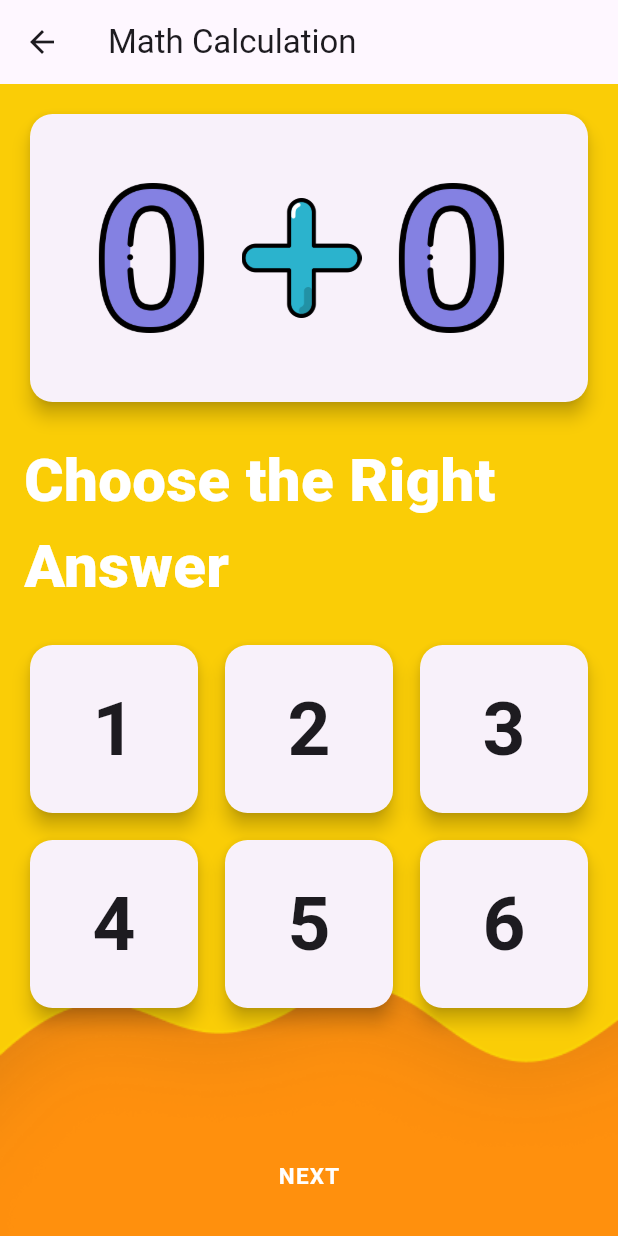
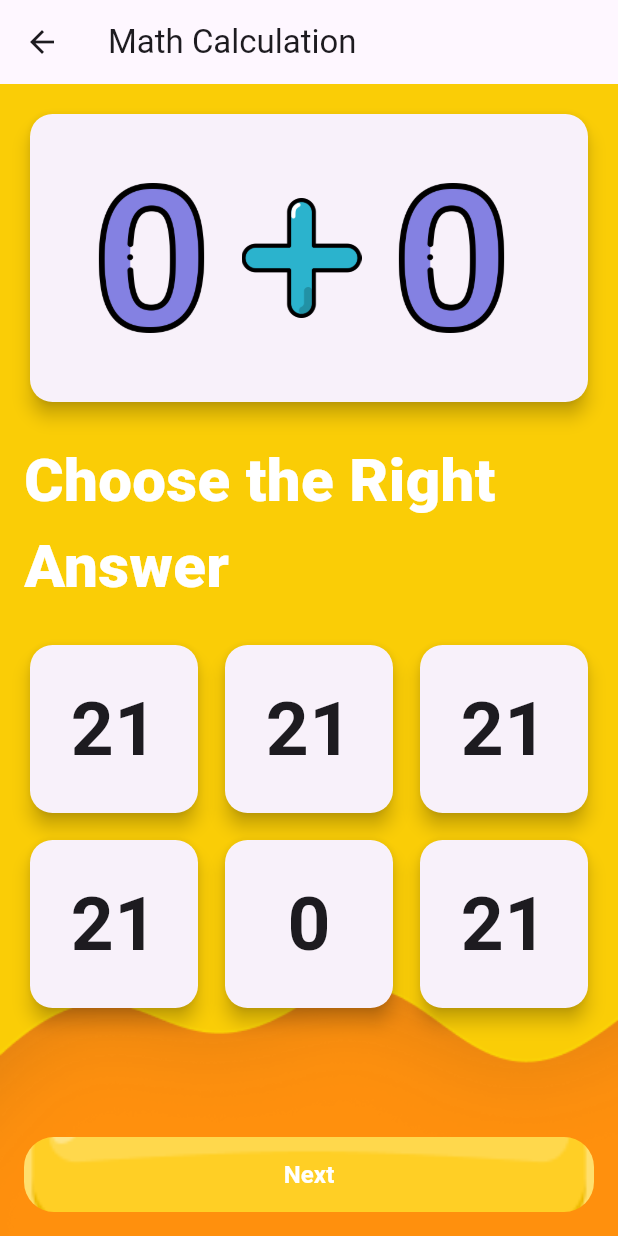
Before and after one commit to rouass/kidsappFlutterProject, a Flutter app: the MathScreenPage screen opened by its route, after a tap on "Addition", on a phone screen of 412 x 824 dp. Run offline on Flutter 3.47's test engine with Material 3 defaults, Android fonts, the phone set to English and light mode, and no system bars; our stand-ins replace audioplayers, fluttertoast, timeline_tile; Roboto replaces fonts that are missing (Seymour One).

Commit message:
Win and loose integration

```diff
--- a/lib/main.dart
+++ b/lib/main.dart
@@ -33,6 +33,8 @@ class MyApp extends StatelessWidget {
         LearnAlphabet.routeName:(context) =>LearnAlphabet(),
         LookAndChoose.routeName: (context)=>StepperAct(),
       },
+      debugShowCheckedModeBanner: false,
+
 
     );
   }
--- a/lib/ui/Math/mathCalculationScreen.dart
+++ b/lib/ui/Math/mathCalculationScreen.dart
@@ -1,28 +1,172 @@
+import 'dart:math';
 import 'package:flutter/material.dart';
-import '../../constants/color.dart';
 import '../../widgets/CustomButton.dart';
 import '../../widgets/NumberCard.dart';
 import '../../widgets/NumberGenerator.dart';
+import '../../widgets/WiningCard.dart';
 import 'MathOperationArguments.dart';
+import 'package:fluttertoast/fluttertoast.dart';
 
-class MathCalculationScreen extends StatelessWidget {
+class MathCalculationScreen extends StatefulWidget {
   static final String routeName = '/mathCalculation';
 
   @override
+  _MathCalculationScreenState createState() => _MathCalculationScreenState();
+}
+
+class _MathCalculationScreenState extends State<MathCalculationScreen> {
+  int? _randomNumber1;
+  int? _randomNumber2;
+  String? _symbol;
+  int? result=0;
+
+  @override
+  void didChangeDependencies() {
+    super.didChangeDependencies();
+    _generateRandomNumbers();
+  }
+  void checkAnswer(int selectedNumber) {
+    if (selectedNumber == result) {
+      // Display winning card if the selected number is correct
+      showDialog(
+        context: context,
+        builder: (BuildContext context) {
+          return AlertDialog(
+            content: WiningCard(
+              imagePath: 'assets/HappyOwl.png',
+              message: 'You Won!',
+              isAnswerPresent: true, // or false based on your logic
+              onNextPressed: () {
+                Navigator.pop(context); // Close the dialog
+              },
+            ),
+          );
+        },
+      );
+    } else {
+      // Display losing card if the selected number is incorrect
+      showDialog(
+        context: context,
+        builder: (BuildContext context) {
+          return AlertDialog(
+            content: WiningCard(
+              imagePath: 'assets/cryingOwl.png',
+              message: 'Try Again!',
+              isAnswerPresent: false, // or true based on your logic
+              onNextPressed: () {
+                Navigator.pop(context); // Close the dialog
+              },
+            ),
+          );
+        },
+      );
+    }
+  }
+
+  void _generateRandomNumbers() {
+    final args = ModalRoute.of(context)!.settings.arguments as MathOperationArguments;
+
+    if (args != null) {
+      setState(() {
+        _randomNumber1 = Random().nextInt(10);
+        _randomNumber2 = Random().nextInt(10);
+        _symbol = args.symbol;
+        calculateResult(_randomNumber1!, _randomNumber2!, _symbol!);
+      });
+    } else {
+      // Show an error message to the user
+      showDialog(
+        context: context,
+        builder: (BuildContext context) {
+          return AlertDialog(
+            title: Text("Error"),
+            content: Text("Invalid arguments provided"),
+            actions: [
+              TextButton(
+                onPressed: () {
+                  Navigator.pop(context);
+                },
+                child: Text("OK"),
+              ),
+            ],
+          );
+        },
+      );
+    }
+  }
+
+
+  String getImagePath(String symbol) {
+    switch (symbol) {
+      case '+':
+        return 'assets/plus.png';
+      case '-':
+        return 'assets/minus.png';
+      case '*':
+        return 'assets/multiplication.png';
+      case '/':
+        return 'assets/percent.png';
+      default:
+        return 'assets/default.png'; // Default image path
+    }
+  }
+
+  void calculateResult(int number1, int number2, String symbol) {
+    switch (symbol) {
+      case '+':
+        result = number1 + number2;
+        break;
+      case '-':
+        result = number1 - number2;
+        break;
+      case '*':
+        result = number1 * number2;
+        break;
+      case '/':
+        if (number2 != 0) {
+          result = number1 ~/ number2;
+        } else {
+          throw Exception('Division by zero');
+        }
+        break;
+      default:
+        throw Exception('Invalid symbol');
+    }
+  }
+  void displayResultToast(int? result) {
+    if (result != null) {
+      Fluttertoast.showToast(
+        msg: 'Result: $result',
+        toastLength: Toast.LENGTH_SHORT,
+        gravity: ToastGravity.BOTTOM,
+        timeInSecForIosWeb: 1,
+        backgroundColor: Colors.grey[800],
+        textColor: Colors.white,
+        fontSize: 16.0,
+      );
+    }
+  }
+
+  @override
   Widget build(BuildContext context) {
-    // Receive parameters
-    final MathOperationArguments args =
-        ModalRoute.of(context)!.settings.arguments as MathOperationArguments;
+    List<int> numbers = List.generate(5, (index) {
+      int randomNumber;
+      do {
+        randomNumber = Random().nextInt(100) + 1;
+      } while (randomNumber == result);
+      return randomNumber;
+    });
 
+    int resultIndex = Random().nextInt(numbers.length + 1);
+    numbers.insert(resultIndex, result ?? 0);
     return Scaffold(
       appBar: AppBar(
-        title: Text('Math Calculation'), // Change the title dynamically
+        title: Text('Math Calculation'),
       ),
       body: Container(
         decoration: BoxDecoration(
           image: DecorationImage(
-            image:
-                AssetImage('assets/bgSecond.png'), // Set the background image
+            image: AssetImage('assets/bgSecond.png'),
             fit: BoxFit.cover,
           ),
         ),
@@ -31,7 +175,7 @@ class MathCalculationScreen extends StatelessWidget {
           crossAxisAlignment: CrossAxisAlignment.stretch,
           children: [
             SizedBox(
-          height: 200, // Set the height of the calculation box
+              height: 200,
               child: Card(
                 elevation: 5,
                 shape: RoundedRectangleBorder(
@@ -42,21 +186,29 @@ class MathCalculationScreen extends StatelessWidget {
                   child: Column(
                     mainAxisAlignment: MainAxisAlignment.center,
                     children: [
-
                       SingleChildScrollView(
                         scrollDirection: Axis.horizontal,
                         child: Row(
                           mainAxisAlignment: MainAxisAlignment.center,
                           children: [
-                        NumberGenerator(),
-                        SizedBox(width: 10),
-                        Image.asset(
-                          'assets/plus.png', // Corrected path to the image for plus
-                          height: 80, // Set the height of the image
-                          width: 80, // Set the width of the image
+                            if (_randomNumber1 != null)
+                              NumberGenerator(
+                                key: UniqueKey(),
+                                number: _randomNumber1!,
                               ),
                             SizedBox(width: 10),
-                        NumberGenerator(),
+                            if (_symbol != null)
+                              Image.asset(
+                                getImagePath(_symbol!),
+                                height: 80,
+                                width: 80,
+                              ),
+                            SizedBox(width: 10),
+                            if (_randomNumber2 != null)
+                              NumberGenerator(
+                                key: UniqueKey(),
+                                number: _randomNumber2!,
+                              ),
                             SizedBox(width: 10),
                             // You can display the result here
                           ],
@@ -77,26 +229,25 @@ class MathCalculationScreen extends StatelessWidget {
             SizedBox(height: 20),
             Expanded(
               child: GridView.count(
-                crossAxisCount: 3, // Number of columns in the grid
-                childAspectRatio: 1, // Aspect ratio of each item
-                crossAxisSpacing: 10, // Spacing between columns
-                mainAxisSpacing: 10, // Spacing between rows
+                crossAxisCount: 3,
+                childAspectRatio: 1,
+                crossAxisSpacing: 10,
+                mainAxisSpacing: 10,
                 children: [
-                  NumberCard(number: 1),
-                  NumberCard(number: 2),
-                  NumberCard(number: 3),
-                  NumberCard(number: 4),
-                  NumberCard(number: 5),
-                  NumberCard(number: 6),
-                  // Add more NumberCard widgets as needed
+                  for (int i = 0; i < 6; i++)
+                    NumberCard(number: numbers[i], onTap: (selectedNumber) {
+                      // Check the selected number when a card is tapped
+                      checkAnswer(selectedNumber);
+                    },),
+
                 ],
               ),
             ),
             CustomButton(
               text: 'Next',
-              // Text for the button
               onPressed: () {
-                // Handle button press (e.g., navigate to the next screen)
+                calculateResult(_randomNumber1!, _randomNumber2!, _symbol!);
+                _generateRandomNumbers();
               },
 
             ),
--- a/lib/widgets/CustomButton.dart
+++ b/lib/widgets/CustomButton.dart
@@ -12,29 +12,38 @@ class CustomButton extends StatelessWidget {
 
   @override
   Widget build(BuildContext context) {
-    return ElevatedButton(
-      onPressed: onPressed,
-      style: ElevatedButton.styleFrom(
-        foregroundColor: Colors.white,
-        backgroundColor: Color(0xFFCF25), // Text color
-        padding: EdgeInsets.symmetric(vertical: 13, horizontal: 16),
-        shape: RoundedRectangleBorder(
-          borderRadius: BorderRadius.circular(16),
-          side: BorderSide(
-            color: Color(0xFFDF6D), // Border color
-            width: 10, // Border width
+    return SizedBox(
+      height: 50,
+      child: ElevatedButton(
+        onPressed: onPressed,
+        style: ElevatedButton.styleFrom(
+          backgroundColor: Colors.transparent, // Make button transparent
+          padding: EdgeInsets.zero, // Remove default padding
+          shape: RoundedRectangleBorder(
+            borderRadius: BorderRadius.circular(20.0),
           ),
+          elevation: 0, // No elevation
+          shadowColor: Colors.transparent, // No shadow
         ),
-        elevation: 5, // Add elevation for shadow
-        shadowColor: Color(0xFFD84C), // Shadow color
-      ),
-      child: Text(
-        text.toUpperCase(),
-        style: TextStyle(
-          fontSize: 15,
-          fontWeight: FontWeight.bold,
-          letterSpacing: 0.8,
-          fontFamily: 'Seymour One', // You may need to adjust the font family
+        child: Ink(
+          decoration: BoxDecoration(
+            image: DecorationImage(
+              image: AssetImage("assets/btn.png"),
+              fit: BoxFit.cover,
+            ),
+            borderRadius: BorderRadius.circular(20.0),
+          ),
+          child: Container(
+            alignment: Alignment.center,
+            child: Text(
+              text,
+              style: TextStyle(
+                color: Colors.white,
+                fontSize: 16,
+                fontWeight: FontWeight.bold,
+              ),
+            ),
+          ),
         ),
       ),
     );
--- a/lib/widgets/NumberCard.dart
+++ b/lib/widgets/NumberCard.dart
@@ -3,8 +3,10 @@ import 'package:flutter/material.dart';
 
 class NumberCard extends StatelessWidget {
   final int number;
+  final Function(int) onTap;
 
-  NumberCard({required this.number});
+
+  NumberCard({required this.number,required this.onTap});
 
   @override
   Widget build(BuildContext context) {
@@ -15,7 +17,7 @@ class NumberCard extends StatelessWidget {
       ),
       child: InkWell(
         onTap: () {
-          // Handle number selection (e.g., check if the answer is correct)
+          onTap(number);
         },
         child: Container(
           width: 100,
--- a/lib/widgets/NumberGenerator.dart
+++ b/lib/widgets/NumberGenerator.dart
@@ -1,21 +1,12 @@
-import 'dart:math';
 import 'package:flutter/material.dart';
 
-class NumberGenerator extends StatefulWidget {
-  const NumberGenerator({super.key});
+class NumberGenerator extends StatelessWidget {
+  final int number;
 
-  @override
-  _NumberGeneratorState createState() => _NumberGeneratorState();
-}
-
-class _NumberGeneratorState extends State<NumberGenerator> {
-  int _randomNumber = 0;
-
-  void _generateRandomNumber() {
-    setState(() {
-      _randomNumber = Random().nextInt(10); // Generates a random number between 0 and 9
-    });
-  }
+  const NumberGenerator({
+    Key? key,
+    required this.number,
+  }) : super(key: key);
 
   @override
   Widget build(BuildContext context) {
@@ -23,10 +14,11 @@ class _NumberGeneratorState extends State<NumberGenerator> {
       mainAxisAlignment: MainAxisAlignment.center,
       children: [
         Image.asset(
-          'assets/number_$_randomNumber.png', // Path to the randomly generated image
+          'assets/number_$number.png', // Path to the first number image
           height: 100,
           width: 100,
         ),
+
       ],
     );
   }
--- a/pubspec.yaml
+++ b/pubspec.yaml
@@ -38,6 +38,7 @@ dependencies:
   audioplayers: ^5.2.1
   flutter_bloc: ^8.1.5
   timeline_tile: ^2.0.0
+  fluttertoast: ^8.2.5
 
 dev_dependencies:
   flutter_test:
```
Also changed, not shown: lib/HomeScreen.dart (+4 -4 lines), lib/widgets/NavigationCard.dart (+16 -7 lines), lib/widgets/WiningCard.dart (added, +60 -0 lines), assets/btn.png, pubspec.lock. Lines whose indentation alone changed are shown as unchanged.
